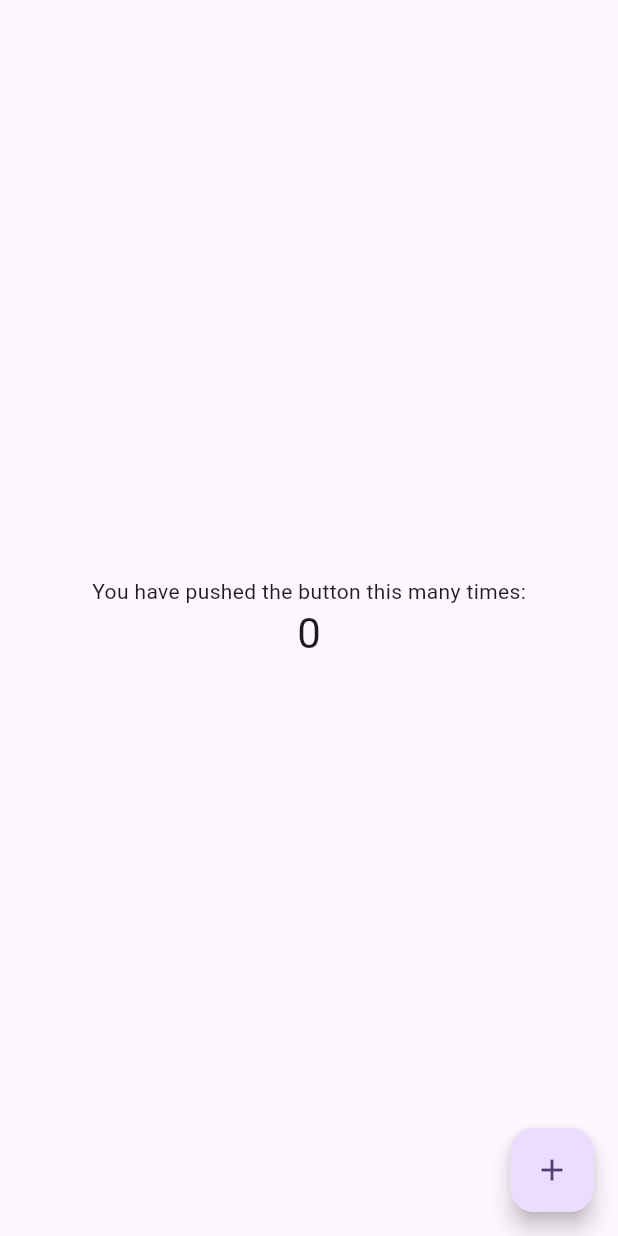
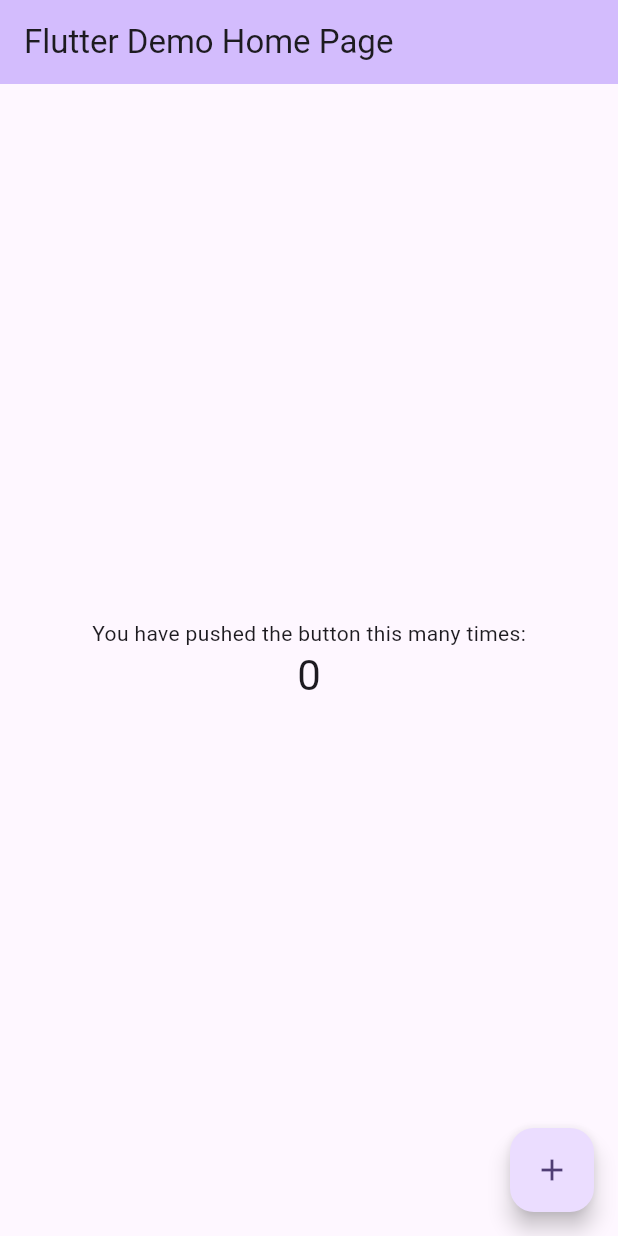
Before and after one commit to al-mamun300/unique_project, a Flutter app: the screen it shows after launch, on a phone screen of 412 x 824 dp. Run offline on Flutter 3.47's test engine with Material 3 defaults, Android fonts, the phone set to English and light mode, and no system bars.

Commit message:
Updated App bar with appbar branch

```diff
--- a/lib/main.dart
+++ b/lib/main.dart
@@ -55,30 +55,13 @@ class _MyHomePageState extends State<MyHomePage> {
 
   @override
   Widget build(BuildContext context) {
-    // This method is rerun every time setState is called, for instance as done
-    // by the _incrementCounter method above.
-    //
-    // The Flutter framework has been optimized to make rerunning build methods
-    // fast, so that you can just rebuild anything that needs updating rather
-    // than having to individually change instances of widgets.
-    return Scaffold(
+    return Scaffold(appBar: AppBar(
+      backgroundColor: Theme.of(context).colorScheme.inversePrimary,
+      title: Text(widget.title),
+    ),
       body: Center(
-        // Center is a layout widget. It takes a single child and positions it
-        // in the middle of the parent.
+
         child: Column(
-          // Column is also a layout widget. It takes a list of children and
-          // arranges them vertically. By default, it sizes itself to fit its
-          // children horizontally, and tries to be as tall as its parent.
-          //
-          // Column has various properties to control how it sizes itself and
-          // how it positions its children. Here we use mainAxisAlignment to
-          // center the children vertically; the main axis here is the vertical
-          // axis because Columns are vertical (the cross axis would be
-          // horizontal).
-          //
-          // TRY THIS: Invoke "debug painting" (choose the "Toggle Debug Paint"
-          // action in the IDE, or press "p" in the console), to see the
-          // wireframe for each widget.
           mainAxisAlignment: MainAxisAlignment.center,
           children: <Widget>[
             const Text(
```
